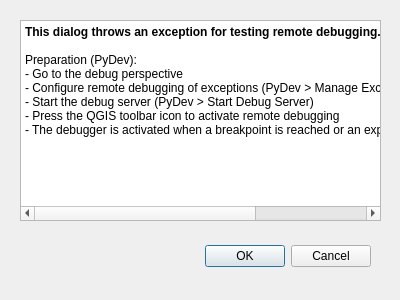
sourcepole/qgis-remote-debug, file RemoteDebugTest/ui_remotedebugtest.ui: the form before one commit.
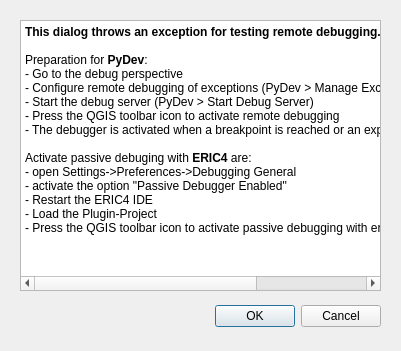
The form after the commit.

Commit message: Instructions for Eric4

What changed in the file:
```diff
--- a/RemoteDebugTest/ui_remotedebugtest.ui
+++ b/RemoteDebugTest/ui_remotedebugtest.ui
@@ -6,8 +6,8 @@
    <rect>
     <x>0</x>
     <y>0</y>
-    <width>400</width>
-    <height>300</height>
+    <width>401</width>
+    <height>351</height>
    </rect>
   </property>
   <property name="windowTitle">
@@ -16,8 +16,8 @@
   <widget class="QDialogButtonBox" name="buttonBox">
    <property name="geometry">
     <rect>
-     <x>30</x>
-     <y>240</y>
+     <x>40</x>
+     <y>300</y>
      <width>341</width>
      <height>32</height>
     </rect>
@@ -35,7 +35,7 @@
      <x>20</x>
      <y>20</y>
      <width>361</width>
-     <height>201</height>
+     <height>271</height>
     </rect>
    </property>
    <property name="lineWrapMode">
@@ -51,12 +51,20 @@
 &lt;/style&gt;&lt;/head&gt;&lt;body style=&quot; font-family:'Ubuntu'; font-size:9pt; font-weight:400; font-style:normal;&quot;&gt;
 &lt;p style=&quot; margin-top:0px; margin-bottom:0px; margin-left:0px; margin-right:0px; -qt-block-indent:0; text-indent:0px;&quot;&gt;&lt;span style=&quot; font-weight:600;&quot;&gt;This dialog throws an exception for testing remote debugging.&lt;/span&gt;&lt;/p&gt;
 &lt;p style=&quot;-qt-paragraph-type:empty; margin-top:0px; margin-bottom:0px; margin-left:0px; margin-right:0px; -qt-block-indent:0; text-indent:0px;&quot;&gt;&lt;br /&gt;&lt;/p&gt;
-&lt;p style=&quot; margin-top:0px; margin-bottom:0px; margin-left:0px; margin-right:0px; -qt-block-indent:0; text-indent:0px;&quot;&gt;Preparation (PyDev):&lt;/p&gt;
+&lt;p style=&quot; margin-top:0px; margin-bottom:0px; margin-left:0px; margin-right:0px; -qt-block-indent:0; text-indent:0px;&quot;&gt;Preparation for &lt;span style=&quot; font-weight:600;&quot;&gt;PyDev&lt;/span&gt;:&lt;/p&gt;
 &lt;p style=&quot; margin-top:0px; margin-bottom:0px; margin-left:0px; margin-right:0px; -qt-block-indent:0; text-indent:0px;&quot;&gt;- Go to the debug perspective&lt;/p&gt;
 &lt;p style=&quot; margin-top:0px; margin-bottom:0px; margin-left:0px; margin-right:0px; -qt-block-indent:0; text-indent:0px;&quot;&gt;- Configure remote debugging of exceptions (PyDev &amp;gt; Manage Exception Breakpoints)&lt;/p&gt;
 &lt;p style=&quot; margin-top:0px; margin-bottom:0px; margin-left:0px; margin-right:0px; -qt-block-indent:0; text-indent:0px;&quot;&gt;- Start the debug server (PyDev &amp;gt; Start Debug Server)&lt;/p&gt;
 &lt;p style=&quot; margin-top:0px; margin-bottom:0px; margin-left:0px; margin-right:0px; -qt-block-indent:0; text-indent:0px;&quot;&gt;- Press the QGIS toolbar icon to activate remote debugging&lt;/p&gt;
-&lt;p style=&quot; margin-top:0px; margin-bottom:0px; margin-left:0px; margin-right:0px; -qt-block-indent:0; text-indent:0px;&quot;&gt;- The debugger is activated when a breakpoint is reached or an expception is raised (configureable) &lt;/p&gt;&lt;/body&gt;&lt;/html&gt;</string>
+&lt;p style=&quot; margin-top:0px; margin-bottom:0px; margin-left:0px; margin-right:0px; -qt-block-indent:0; text-indent:0px;&quot;&gt;- The debugger is activated when a breakpoint is reached or an expception is raised (configureable)&lt;/p&gt;
+&lt;p style=&quot;-qt-paragraph-type:empty; margin-top:0px; margin-bottom:0px; margin-left:0px; margin-right:0px; -qt-block-indent:0; text-indent:0px;&quot;&gt;&lt;br /&gt;&lt;/p&gt;
+&lt;p style=&quot; margin-top:0px; margin-bottom:0px; margin-left:0px; margin-right:0px; -qt-block-indent:0; text-indent:0px;&quot;&gt;Activate passive debuging with &lt;span style=&quot; font-weight:600;&quot;&gt;ERIC4&lt;/span&gt; are:&lt;/p&gt;
+&lt;p style=&quot; margin-top:0px; margin-bottom:0px; margin-left:0px; margin-right:0px; -qt-block-indent:0; text-indent:0px;&quot;&gt;- open Settings-&amp;gt;Preferences-&amp;gt;Debugging General&lt;/p&gt;
+&lt;p style=&quot; margin-top:0px; margin-bottom:0px; margin-left:0px; margin-right:0px; -qt-block-indent:0; text-indent:0px;&quot;&gt;- activate the option &amp;quot;Passive Debugger Enabled&amp;quot;&lt;/p&gt;
+&lt;p style=&quot; margin-top:0px; margin-bottom:0px; margin-left:0px; margin-right:0px; -qt-block-indent:0; text-indent:0px;&quot;&gt;- Restart the ERIC4 IDE&lt;/p&gt;
+&lt;p style=&quot; margin-top:0px; margin-bottom:0px; margin-left:0px; margin-right:0px; -qt-block-indent:0; text-indent:0px;&quot;&gt;- Load the Plugin-Project&lt;/p&gt;
+&lt;p style=&quot; margin-top:0px; margin-bottom:0px; margin-left:0px; margin-right:0px; -qt-block-indent:0; text-indent:0px;&quot;&gt;- Press the QGIS toolbar icon to activate passive debugging with eric4&lt;/p&gt;
+&lt;p style=&quot;-qt-paragraph-type:empty; margin-top:0px; margin-bottom:0px; margin-left:0px; margin-right:0px; -qt-block-indent:0; text-indent:0px;&quot;&gt;&lt;br /&gt;&lt;/p&gt;&lt;/body&gt;&lt;/html&gt;</string>
    </property>
   </widget>
  </widget>
```
The commit also changes 1 other file.
